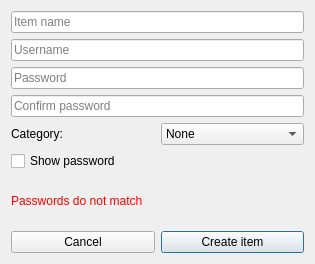
Qt form cubepass/newitem.ui (kobus-v-schoor/cubepass) before a commit.
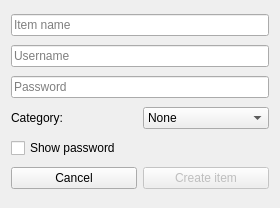
The same form after that commit.

Commit message: Moved to the new source-based verion of cube-lib, added DeleteAccount screen, made ui updates to the NewItem screen (removed confirm password field)

```diff
--- a/cubepass/newitem.ui
+++ b/cubepass/newitem.ui
@@ -9,8 +9,8 @@
    <rect>
     <x>0</x>
     <y>0</y>
-    <width>315</width>
-    <height>264</height>
+    <width>280</width>
+    <height>208</height>
    </rect>
   </property>
   <property name="windowTitle">
@@ -41,16 +41,6 @@
      </property>
     </widget>
    </item>
-   <item>
-    <widget class="QLineEdit" name="edtCPassword">
-     <property name="echoMode">
-      <enum>QLineEdit::Password</enum>
-     </property>
-     <property name="placeholderText">
-      <string>Confirm password</string>
-     </property>
-    </widget>
-   </item>
    <item>
     <layout class="QHBoxLayout" name="horizontalLayout">
      <item>
@@ -78,50 +68,6 @@
      </property>
     </widget>
    </item>
-   <item>
-    <widget class="QLabel" name="lblWarning">
-     <property name="palette">
-      <palette>
-       <active>
-        <colorrole role="WindowText">
-         <brush brushstyle="SolidPattern">
-          <color alpha="255">
-           <red>255</red>
-           <green>0</green>
-           <blue>0</blue>
-          </color>
-         </brush>
-        </colorrole>
-       </active>
-       <inactive>
-        <colorrole role="WindowText">
-         <brush brushstyle="SolidPattern">
-          <color alpha="255">
-           <red>255</red>
-           <green>0</green>
-           <blue>0</blue>
-          </color>
-         </brush>
-        </colorrole>
-       </inactive>
-       <disabled>
-        <colorrole role="WindowText">
-         <brush brushstyle="SolidPattern">
-          <color alpha="255">
-           <red>153</red>
-           <green>153</green>
-           <blue>153</blue>
-          </color>
-         </brush>
-        </colorrole>
-       </disabled>
-      </palette>
-     </property>
-     <property name="text">
-      <string>Passwords do not match</string>
-     </property>
-    </widget>
-   </item>
    <item>
     <layout class="QHBoxLayout" name="horizontalLayout_2">
      <item>
@@ -133,6 +79,9 @@
      </item>
      <item>
       <widget class="QPushButton" name="btnCreate">
+       <property name="enabled">
+        <bool>false</bool>
+       </property>
        <property name="text">
         <string>Create item</string>
        </property>
```
The commit also changes 9 other files.
